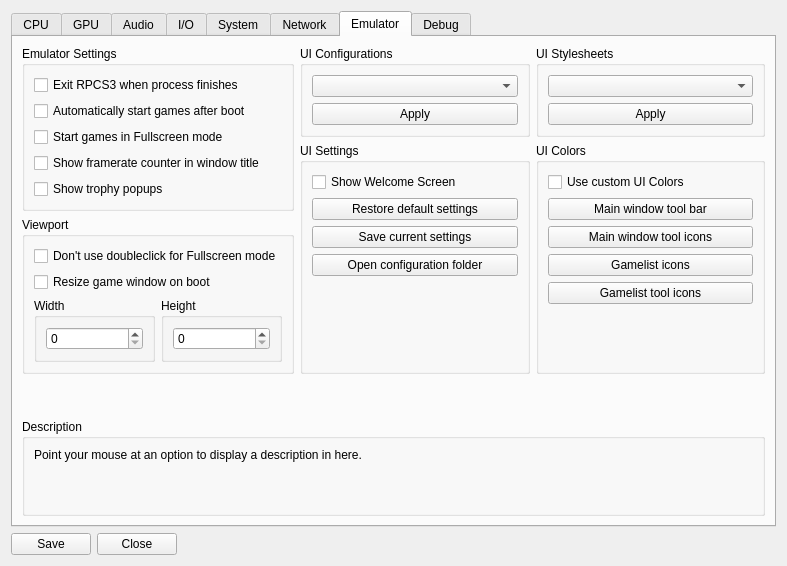
Old version of the form rpcs3/rpcs3qt/settings_dialog.ui in the repository RPCS3/rpcs3.
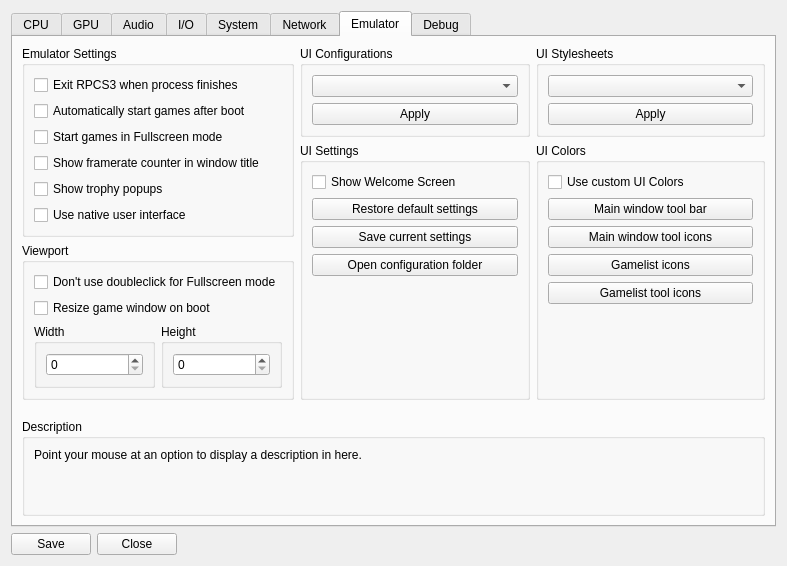
New version of the form. The open tabs and pages were chosen to show the change. Icons and pictures are not drawn.

Commit message:
rsx/overlays: Introduce 'native' HUD UI and implement some common dialogs
- includes some royalty free icons from opengameart and iconfinder

Patch:
```diff
--- a/rpcs3/rpcs3qt/settings_dialog.ui
+++ b/rpcs3/rpcs3qt/settings_dialog.ui
@@ -1270,6 +1270,13 @@
                 </property>
                </widget>
               </item>
+              <item>
+               <widget class="QCheckBox" name="useNativeInterface">
+                <property name="text">
+                 <string>Use native user interface</string>
+                </property>
+               </widget>
+              </item>
              </layout>
             </widget>
            </item>
```
Left out of the diff: 2 changed lines with no effect on the pictures. The commit also changes 55 other files.
